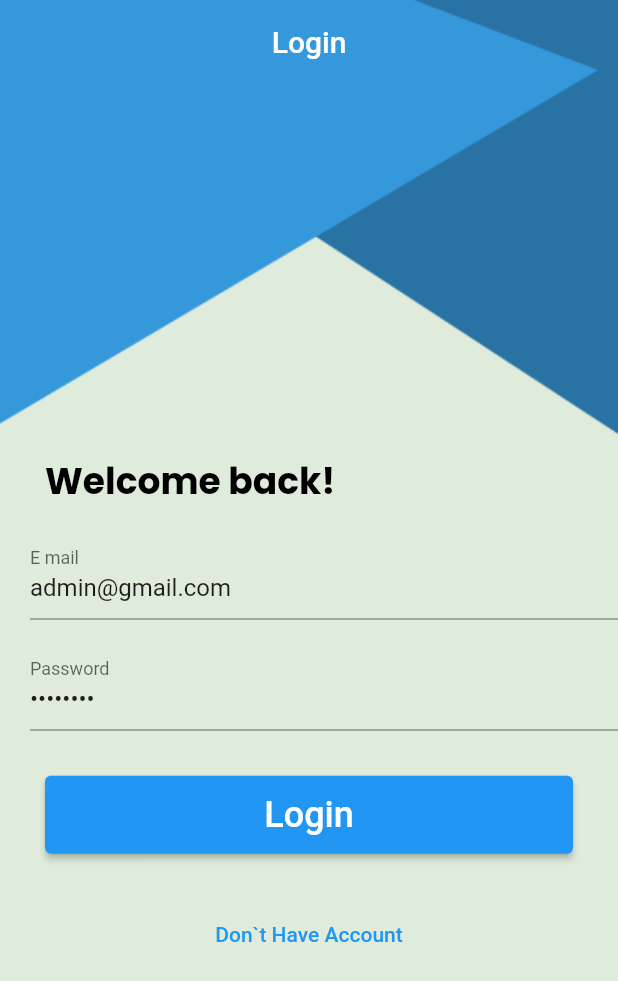
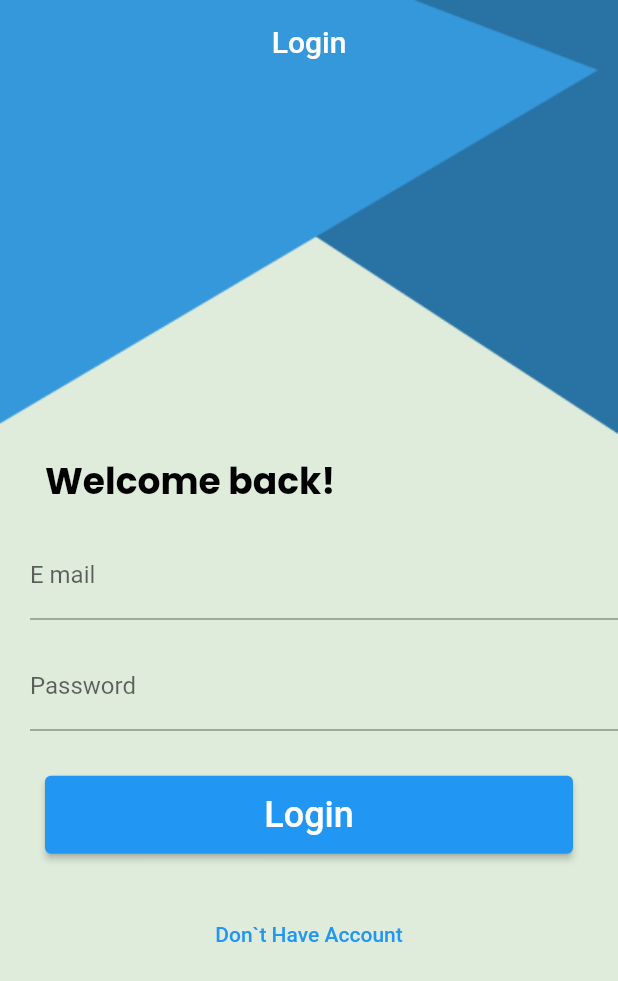
Before and after one commit to Elmokh1/new-todo, a Flutter app: the screen it shows after launch, on a phone screen of 412 x 824 dp. Shown: the top 981 px of the screen. Run offline on Flutter 3.47's test engine with Material 2 defaults, Android fonts, the phone set to English and light mode, and no system bars; our stand-ins replace animated_splash_screen, cloud_firestore, firebase_auth, firebase_core, fluttertoast, google_fonts and 3 more; accounts and stored records are empty.

Commit message:
creat app new design add auth add task add task to app real time add Calender add Splash add location add map add admin consol add time line

```diff
--- a/lib/ui/login/login_screen.dart
+++ b/lib/ui/login/login_screen.dart
@@ -21,8 +21,8 @@ class LoginScreen extends StatefulWidget {
 class _LoginScreenState extends State<LoginScreen> {
   var formKey = GlobalKey<FormState>();
   var nameController = TextEditingController(text: "ahmedMokhtar");
-  var emailController = TextEditingController(text: "admin@gmail.com");
-  var passwordController = TextEditingController(text: "agrihawk");
+  var emailController = TextEditingController();
+  var passwordController = TextEditingController();
   var passwordConfirmationController = TextEditingController();
 
   @override
```
Also changed, not shown: lib/main.dart (+7 -5 lines), lib/ui/HomeScreen/addTaskBottomSheet.dart (+4 -6 lines), 1 other file.
